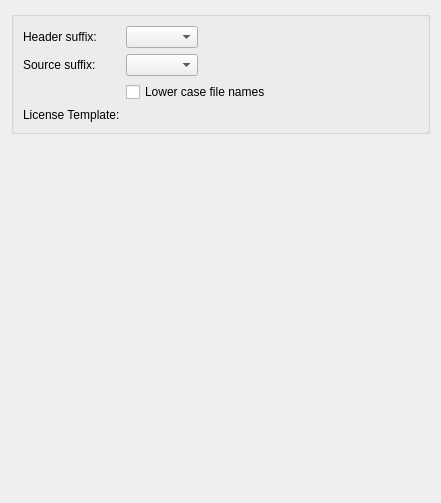
Above: src/plugins/cpptools/cppfilesettingspage.ui from qt-creator/qt-creator before the change. Below: the same form after it.
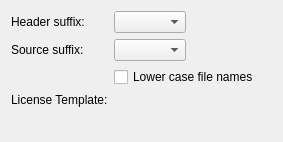
That is the form after the change. Custom widgets are drawn as their Qt base class.

Commit message: Removed redundant group boxes from options dialog pages

What changed in the file:
```diff
--- a/src/plugins/cpptools/cppfilesettingspage.ui
+++ b/src/plugins/cpptools/cppfilesettingspage.ui
@@ -6,19 +6,10 @@
    <rect>
     <x>0</x>
     <y>0</y>
-    <width>441</width>
-    <height>503</height>
+    <width>283</width>
+    <height>142</height>
    </rect>
   </property>
-  <layout class="QVBoxLayout" name="verticalLayout">
-   <item>
-    <widget class="QGroupBox" name="groupBox">
-     <property name="sizePolicy">
-      <sizepolicy hsizetype="Preferred" vsizetype="Maximum">
-       <horstretch>0</horstretch>
-       <verstretch>0</verstretch>
-      </sizepolicy>
-     </property>
      <layout class="QFormLayout" name="formLayout">
       <property name="fieldGrowthPolicy">
        <enum>QFormLayout::ExpandingFieldsGrow</enum>
@@ -58,20 +49,17 @@
        </widget>
       </item>
       <item row="3" column="1">
-       <widget class="Utils::PathChooser" name="licenseTemplatePathChooser"/>
-      </item>
-     </layout>
-    </widget>
-   </item>
-   <item>
+    <widget class="Utils::PathChooser" name="licenseTemplatePathChooser" native="true"/>
+   </item>
+   <item row="4" column="0" colspan="2">
     <spacer name="verticalSpacer">
      <property name="orientation">
       <enum>Qt::Vertical</enum>
      </property>
      <property name="sizeHint" stdset="0">
       <size>
-       <width>20</width>
-       <height>430</height>
+       <width>0</width>
+       <height>20</height>
       </size>
      </property>
     </spacer>
```
Left out of the diff: 28 changed lines with no effect on the pictures. Lines whose indentation alone changed are shown as unchanged. The commit also changes 12 other files.
